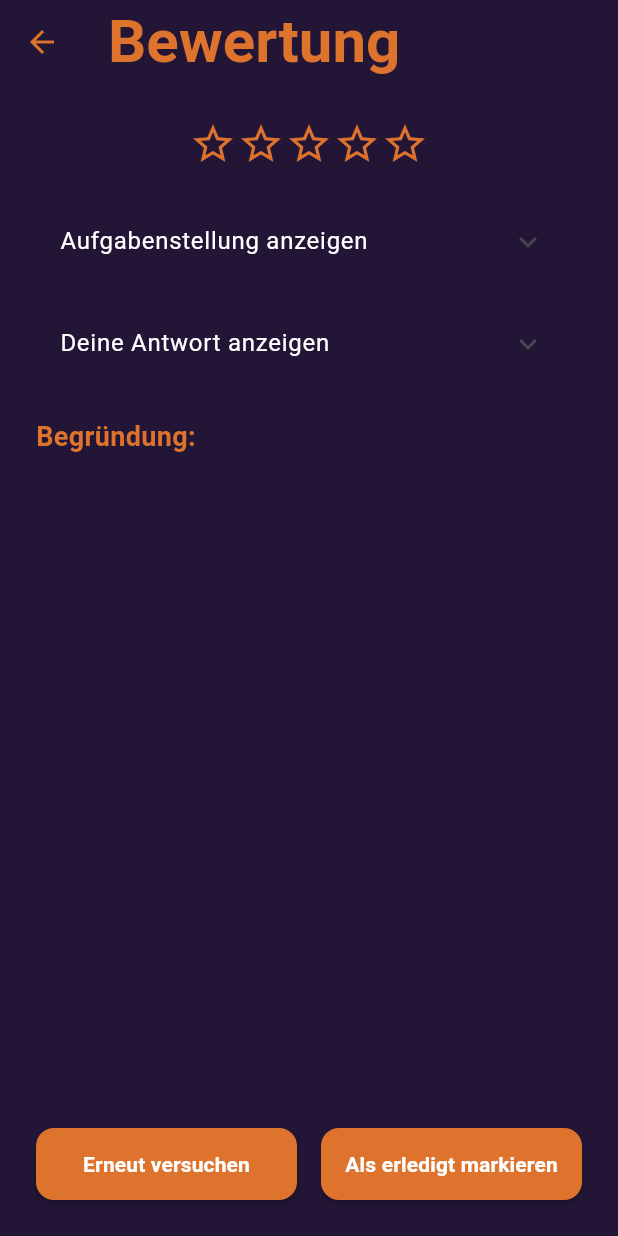
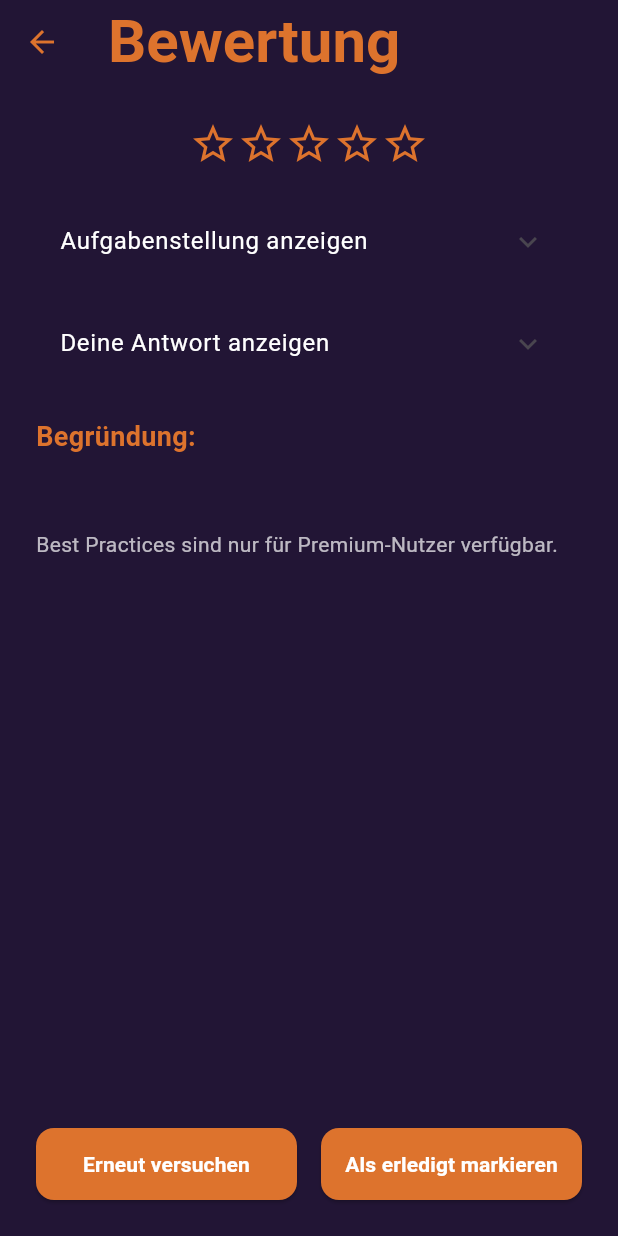
Before and after one commit to Full-Stack-Developement-SS25/Frontend, a Flutter app: the EvaluationScreen screen opened directly with empty values, on a phone screen of 412 x 824 dp. Run offline on Flutter 3.47's test engine with Material 3 defaults, Android fonts, the phone set to English and light mode, and no system bars; our stand-ins replace email_validator, firebase_auth, firebase_core, google_sign_in, percent_indicator, shared_preferences; missing offline and left inert: flutter_web_auth_2, mobile_scanner; accounts and stored records are empty; network calls fail; statements that could not run were skipped.

Commit message:
Add premium checks and restrictions

```diff
--- a/lib/screens/evaluation_screen.dart
+++ b/lib/screens/evaluation_screen.dart
@@ -40,11 +40,18 @@ class _EvaluationScreenState extends State<EvaluationScreen> {
   int? _newXP;
   int? _level;
   late int _xpGained;
+  bool _isPremium = false;
 
   @override
   void initState() {
     super.initState();
     _xpGained = XPLogic.calculateTotalXP(widget.taskDifficulty, widget.score);
+    _checkPremium();
+  }
+
+  Future<void> _checkPremium() async {
+    _isPremium = await UserService.isPremiumUser();
+    if (mounted) setState(() {});
   }
 
   Future<void> _updateXPAndLevel() async {
@@ -195,23 +202,32 @@ class _EvaluationScreenState extends State<EvaluationScreen> {
               ),
             ],
 
-            if (widget.bestPractices != null &&
+            if (_isPremium &&
+                widget.bestPractices != null &&
                 widget.bestPractices!.isNotEmpty) ...[
               const SizedBox(height: 20),
+              ExpansionTile(
+                title: const Text(
+                  'Best Practices',
+                  style: TextStyle(color: AppColors.white),
+                ),
+                children: widget.bestPractices!
+                    .map(
+                      (s) => ListTile(
+                        title: Text(
+                          s,
+                          style: const TextStyle(color: AppColors.white),
+                        ),
+                      ),
+                    )
+                    .toList(),
+              ),
+            ]
+            else if (!_isPremium) ...[
+              const SizedBox(height: 20),
               const Text(
-                "Best Practices:",
-                style: TextStyle(
-                  fontWeight: FontWeight.bold,
-                  fontSize: 18,
-                  color: AppColors.accent,
-                ),
-              ),
-              const SizedBox(height: 8),
-              ...widget.bestPractices!.map(
-                (s) => Text(
-                  "- $s",
-                  style: const TextStyle(color: AppColors.white),
-                ),
+                'Best Practices sind nur für Premium-Nutzer verfügbar.',
+                style: TextStyle(color: AppColors.textSecondary),
               ),
             ],
 
--- a/lib/screens/task_list_screen.dart
+++ b/lib/screens/task_list_screen.dart
@@ -6,6 +6,7 @@ import '../widgets/task_card.dart';
 import '../widgets/section_header.dart';
 import 'choose_join_method_screen.dart';
 import 'prompt_history_screen.dart';
+import '../services/user_service.dart';
 import '../utils/app_colors.dart';
 
 class TaskListScreen extends StatefulWidget {
@@ -92,18 +93,31 @@ class _TaskListScreenState extends State<TaskListScreen> {
                               return TaskCard(
                                 title: task['title'],
                                 difficulty: task['difficulty'].toString(),
-                                onTap: () {
+                                onTap: () async {
+                                  if (task['difficulty']?.toString() == 'schwer') {
+                                    final premium = await UserService.isPremiumUser();
+                                    if (!premium) {
+                                      if (!mounted) return;
+                                      showDialog(
+                                        context: context,
+                                        builder: (context) => const AlertDialog(
+                                          content: Text(
+                                            'Dieses Feature ist nur für Premium-Nutzer verfügbar.',
+                                          ),
+                                        ),
+                                      );
+                                      return;
+                                    }
+                                  }
                                   Navigator.push(
                                     context,
                                     MaterialPageRoute(
-                                      builder:
-                                          (_) => TaskScreen(
-                                            taskId: task['id'],
-                                            title: task['title'],
-                                            difficulty:
-                                                task['difficulty'].toString(),
-                                            taskText: task['description'],
-                                          ),
+                                      builder: (_) => TaskScreen(
+                                        taskId: task['id'],
+                                        title: task['title'],
+                                        difficulty: task['difficulty'].toString(),
+                                        taskText: task['description'],
+                                      ),
                                     ),
                                   );
                                 },
@@ -159,7 +173,20 @@ class _TaskListScreenState extends State<TaskListScreen> {
                   "Prompt-Historie",
                   style: TextStyle(fontSize: 20, fontWeight: FontWeight.bold),
                 ),
-                onPressed: () {
+                onPressed: () async {
+                  final premium = await UserService.isPremiumUser();
+                  if (!premium) {
+                    if (!mounted) return;
+                    showDialog(
+                      context: context,
+                      builder: (context) => const AlertDialog(
+                        content: Text(
+                          'Dieses Feature ist nur für Premium-Nutzer verfügbar.',
+                        ),
+                      ),
+                    );
+                    return;
+                  }
                   Navigator.push(
                     context,
                     MaterialPageRoute(
--- a/lib/services/user_service.dart
+++ b/lib/services/user_service.dart
@@ -155,4 +155,14 @@ class UserService {
     developer.log('Level erfolgreich aktualisiert: $level', name: 'UserService');
   }
 
+  /// Prüft, ob der aktuell eingeloggte Nutzer Premium ist
+  static Future<bool> isPremiumUser() async {
+    try {
+      final profile = await AuthService.fetchUserProfile();
+      return profile['user']?['premium'] == true;
+    } catch (_) {
+      return false;
+    }
+  }
+
 }
```
Also changed, not shown: lib/screens/prompt_history_screen.dart (+29 -5 lines), lib/screens/task_screen.dart (+16 -1 lines).
